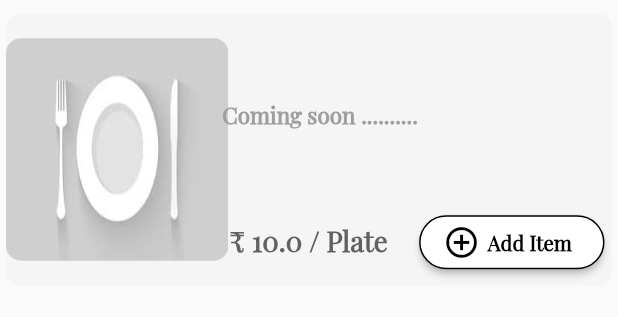
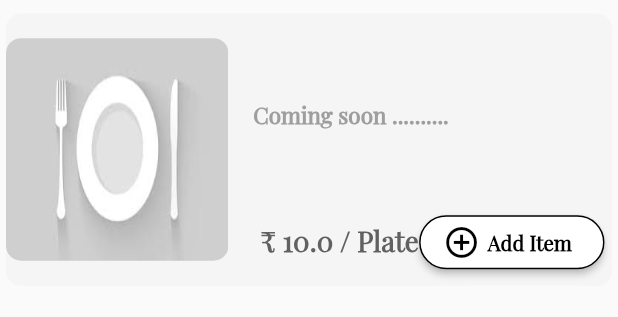
Before and after one commit to sswastik02/eliveryday, a Flutter app: the FoodCardTemplate widget shown alone on an empty page, opened directly with empty values, on a phone screen of 412 x 824 dp. Shown: the top 317 px of the screen. Run offline on Flutter 3.47's test engine with Material 2 defaults, Android fonts, the phone set to English and light mode, and no system bars; our stand-ins replace cloud_firestore, curved_navigation_bar, dotted_line, firebase_auth, flutter_dotenv, flutter_phoenix and 4 more; missing offline and left inert: flutter_config, geocoder, mapbox_search_flutter; accounts and stored records are empty.

Commit message:
Adjustment of restaurnt and food card width

```diff
--- a/lib/Resturant/FoodCard.dart
+++ b/lib/Resturant/FoodCard.dart
@@ -90,9 +90,9 @@ class FoodCardTemplateState extends State<FoodCardTemplate> {
             ),
             Positioned(
               //NAME
-              left: MediaQuery.of(context).size.width * 0.35,
+              left: MediaQuery.of(context).size.height * 0.2,
               top: MediaQuery.of(context).size.height * 0.025,
-              width: MediaQuery.of(context).size.width * 0.7,
+              width: MediaQuery.of(context).size.width * 0.6,
               child: SingleChildScrollView(
                 scrollDirection: Axis.horizontal,
                 child: Text(
@@ -106,7 +106,7 @@ class FoodCardTemplateState extends State<FoodCardTemplate> {
             ),
             Positioned(
               // DESCRIPTION
-              left: MediaQuery.of(context).size.width * 0.35,
+              left: MediaQuery.of(context).size.height * 0.2,
               top: MediaQuery.of(context).size.height * 0.07,
               width: MediaQuery.of(context).size.width * 0.6,
               height: 41,
@@ -127,7 +127,7 @@ class FoodCardTemplateState extends State<FoodCardTemplate> {
             Positioned(
               //PRICE
               bottom: 13,
-              left: MediaQuery.of(context).size.width * 0.35,
+              left: MediaQuery.of(context).size.height * 0.2,
               width: MediaQuery.of(context).size.width * 0.28,
               child: Container(
                 padding: EdgeInsets.all(5),
--- a/lib/Resturant/resturantCard.dart
+++ b/lib/Resturant/resturantCard.dart
@@ -38,7 +38,7 @@ class ResturantCard extends StatelessWidget {
           child: FittedBox(
             fit: BoxFit.fitWidth,
             child: photoAndTitle(
-                image, resturantTitle, address, imagesPath, rating),
+                context, image, resturantTitle, address, imagesPath, rating),
           ),
         ),
       ),
```
Also changed, not shown: lib/Resturant/resturantDisplayInfo.dart (+5 -5 lines), lib/main.dart (+7 -1 lines).
